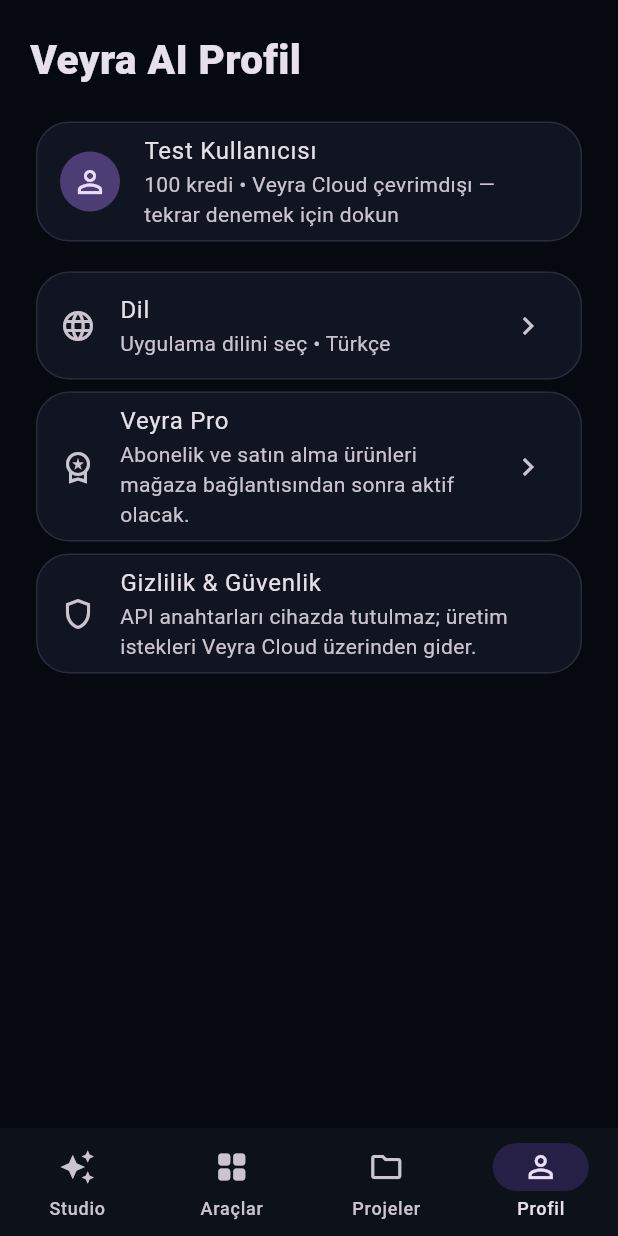
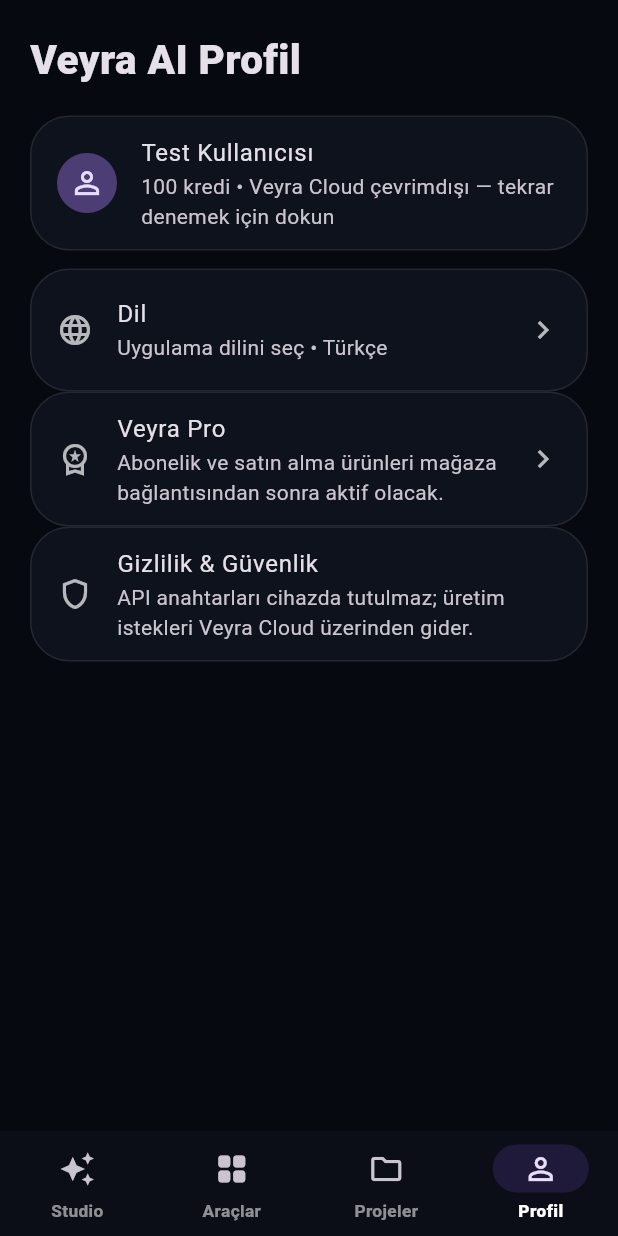
Before and after one commit to zetsu58/Creator.ai, a Flutter app: the screen it shows after launch, item 4 of the bottom bar chosen, on a phone screen of 412 x 824 dp. Run offline on Flutter 3.47's test engine with Material 3 defaults, Android fonts, the phone set to English and light mode, and no system bars; our stand-ins replace shared_preferences; network calls fail; statements that could not run were skipped.

Commit message:
design: upgrade Veyra to premium glass and pill UI system

```diff
--- a/lib/core/design/creator_theme.dart
+++ b/lib/core/design/creator_theme.dart
@@ -2,8 +2,8 @@
 
 class CreatorTheme {
   static const bg = Color(0xFF070910);
-  static const surface = Color(0xFF111521);
-  static const surfaceHigh = Color(0xFF171C2A);
+  static const surface = Color(0xCC10141F);
+  static const surfaceHigh = Color(0xB8171C2A);
   static const violet = Color(0xFF8B5CF6);
   static const cyan = Color(0xFF55D6FF);
   static const gold = Color(0xFFFFD76A);
@@ -20,47 +20,117 @@
       useMaterial3: true,
       scaffoldBackgroundColor: bg,
       colorScheme: scheme,
+      splashFactory: InkSparkle.splashFactory,
+      dividerColor: Colors.white.withValues(alpha: .07),
       cardTheme: CardThemeData(
         color: surface,
         elevation: 0,
+        margin: EdgeInsets.zero,
         shape: RoundedRectangleBorder(
-          side: const BorderSide(color: Color(0xFF262C3A)),
-          borderRadius: BorderRadius.circular(22),
+          side: BorderSide(color: Colors.white.withValues(alpha: .09)),
+          borderRadius: BorderRadius.circular(26),
         ),
       ),
-      navigationBarTheme: const NavigationBarThemeData(
-        backgroundColor: Color(0xFF0D111A),
-        indicatorColor: Color(0x338B5CF6),
-        height: 72,
+      appBarTheme: AppBarTheme(
+        backgroundColor: Colors.transparent,
+        surfaceTintColor: Colors.transparent,
+        elevation: 0,
+        centerTitle: false,
+        titleTextStyle: const TextStyle(
+          color: Colors.white,
+          fontSize: 20,
+          fontWeight: FontWeight.w850,
+          letterSpacing: -.25,
+        ),
+        iconTheme: const IconThemeData(color: Colors.white),
+      ),
+      navigationBarTheme: NavigationBarThemeData(
+        backgroundColor: const Color(0xE60B0F17),
+        indicatorColor: violet.withValues(alpha: .16),
+        height: 70,
+        elevation: 0,
+        labelTextStyle: WidgetStateProperty.resolveWith((states) => TextStyle(
+          color: states.contains(WidgetState.selected) ? Colors.white : Colors.white54,
+          fontSize: 11.5,
+          fontWeight: states.contains(WidgetState.selected) ? FontWeight.w800 : FontWeight.w600,
+        )),
+      ),
+      navigationRailTheme: NavigationRailThemeData(
+        backgroundColor: const Color(0x990B0F17),
+        indicatorColor: violet.withValues(alpha: .16),
+        selectedIconTheme: const IconThemeData(color: Colors.white),
+        unselectedIconTheme: const IconThemeData(color: Colors.white54),
       ),
       inputDecorationTheme: InputDecorationTheme(
         filled: true,
         fillColor: surfaceHigh,
+        contentPadding: const EdgeInsets.symmetric(horizontal: 18, vertical: 16),
+        hintStyle: const TextStyle(color: Colors.white38),
+        labelStyle: const TextStyle(color: Colors.white60),
         border: OutlineInputBorder(
-          borderRadius: BorderRadius.circular(18),
-          borderSide: const BorderSide(color: Color(0xFF2B3241)),
+          borderRadius: BorderRadius.circular(22),
+          borderSide: BorderSide(color: Colors.white.withValues(alpha: .08)),
         ),
         enabledBorder: OutlineInputBorder(
-          borderRadius: BorderRadius.circular(18),
-          borderSide: const BorderSide(color: Color(0xFF2B3241)),
+          borderRadius: BorderRadius.circular(22),
+          borderSide: BorderSide(color: Colors.white.withValues(alpha: .08)),
         ),
         focusedBorder: OutlineInputBorder(
-          borderRadius: BorderRadius.circular(18),
-          borderSide: const BorderSide(color: violet, width: 1.4),
+          borderRadius: BorderRadius.circular(22),
+          borderSide: BorderSide(color: violet.withValues(alpha: .85), width: 1.35),
         ),
       ),
       chipTheme: ChipThemeData(
-        backgroundColor: surfaceHigh,
-        selectedColor: const Color(0x338B5CF6),
-        side: const BorderSide(color: Color(0xFF2A3140)),
-        shape: RoundedRectangleBorder(borderRadius: BorderRadius.circular(14)),
+        backgroundColor: Colors.white.withValues(alpha: .055),
+        selectedColor: violet.withValues(alpha: .18),
+        side: BorderSide(color: Colors.white.withValues(alpha: .08)),
+        padding: const EdgeInsets.symmetric(horizontal: 8, vertical: 6),
+        shape: const StadiumBorder(),
+        labelStyle: const TextStyle(fontWeight: FontWeight.w700, fontSize: 12),
       ),
       filledButtonTheme: FilledButtonThemeData(
         style: FilledButton.styleFrom(
-          minimumSize: const Size.fromHeight(54),
-          shape: RoundedRectangleBorder(borderRadius: BorderRadius.circular(17)),
-          textStyle: const TextStyle(fontWeight: FontWeight.w800),
+          minimumSize: const Size.fromHeight(56),
+          padding: const EdgeInsets.symmetric(horizontal: 24, vertical: 16),
+          shape: const StadiumBorder(),
+          textStyle: const TextStyle(fontWeight: FontWeight.w850, letterSpacing: -.1),
         ),
+      ),
+      outlinedButtonTheme: OutlinedButtonThemeData(
+        style: OutlinedButton.styleFrom(
+          minimumSize: const Size.fromHeight(52),
+          padding: const EdgeInsets.symmetric(horizontal: 20, vertical: 14),
+          side: BorderSide(color: Colors.white.withValues(alpha: .12)),
+          shape: const StadiumBorder(),
+          foregroundColor: Colors.white,
+          textStyle: const TextStyle(fontWeight: FontWeight.w750),
+        ),
+      ),
+      textButtonTheme: TextButtonThemeData(
+        style: TextButton.styleFrom(
+          shape: const StadiumBorder(),
+          foregroundColor: cyan,
+          textStyle: const TextStyle(fontWeight: FontWeight.w750),
+        ),
+      ),
+      bottomSheetTheme: BottomSheetThemeData(
+        backgroundColor: const Color(0xFF10141D),
+        surfaceTintColor: Colors.transparent,
+        modalBackgroundColor: const Color(0xF211151E),
+        showDragHandle: true,
+        dragHandleColor: Colors.white24,
+        shape: const RoundedRectangleBorder(
+          borderRadius: BorderRadius.vertical(top: Radius.circular(30)),
+        ),
+      ),
+      dialogTheme: DialogThemeData(
+        backgroundColor: const Color(0xF211151E),
+        surfaceTintColor: Colors.transparent,
+        shape: RoundedRectangleBorder(borderRadius: BorderRadius.circular(28)),
+      ),
+      listTileTheme: const ListTileThemeData(
+        contentPadding: EdgeInsets.symmetric(horizontal: 18, vertical: 5),
+        iconColor: Colors.white70,
       ),
     );
   }
```
